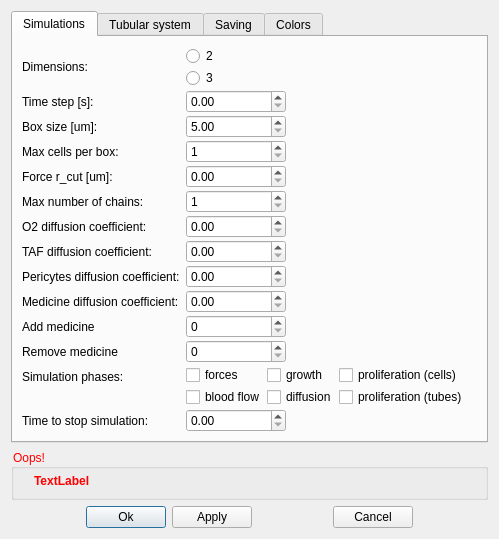
First picture: the form in src/editor/dialogGlobals.ui, repository Barmin93/Motpuca, before the edit.
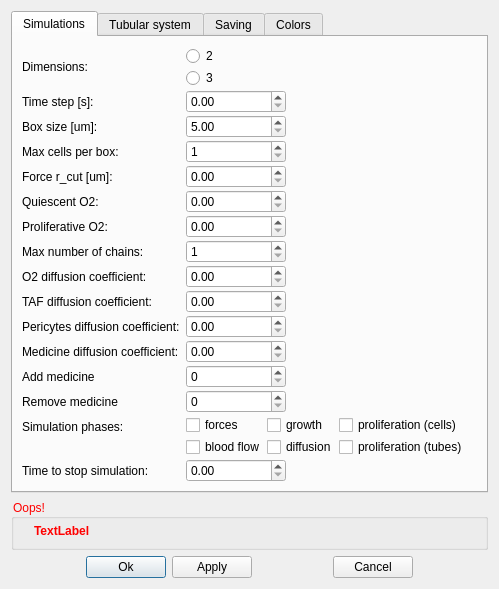
Second picture: the form after the edit.

Commit message: BugFix: Changes in proliferative and quiescent. Removing medicine source from blood vessels. Additions in GUI.

```diff
--- a/src/editor/dialogGlobals.ui
+++ b/src/editor/dialogGlobals.ui
@@ -185,14 +185,14 @@
          </property>
         </widget>
        </item>
-       <item row="5" column="0">
+       <item row="7" column="0">
         <widget class="QLabel" name="label_max_tube_chains">
          <property name="text">
           <string>Max number of chains:</string>
          </property>
         </widget>
        </item>
-       <item row="5" column="1">
+       <item row="7" column="1">
         <widget class="QSpinBox" name="spinBox_max_tube_chains">
          <property name="maximumSize">
           <size>
@@ -208,14 +208,14 @@
          </property>
         </widget>
        </item>
-       <item row="6" column="0">
+       <item row="8" column="0">
         <widget class="QLabel" name="label_diffcoefO2">
          <property name="text">
           <string>O2 diffusion coefficient:</string>
          </property>
         </widget>
        </item>
-       <item row="6" column="1">
+       <item row="8" column="1">
         <widget class="QDoubleSpinBox" name="doubleSpinBox_diffcoefO2">
          <property name="maximumSize">
           <size>
@@ -228,14 +228,14 @@
          </property>
         </widget>
        </item>
-       <item row="7" column="0">
+       <item row="9" column="0">
         <widget class="QLabel" name="label_diffcoefTAF">
          <property name="text">
           <string>TAF diffusion coefficient:</string>
          </property>
         </widget>
        </item>
-       <item row="7" column="1">
+       <item row="9" column="1">
         <widget class="QDoubleSpinBox" name="doubleSpinBox_diffcoefTAF">
          <property name="maximumSize">
           <size>
@@ -248,14 +248,14 @@
          </property>
         </widget>
        </item>
-       <item row="9" column="0">
+       <item row="11" column="0">
         <widget class="QLabel" name="label_diffcoefPeri">
          <property name="text">
           <string>Pericytes diffusion coefficient:</string>
          </property>
         </widget>
        </item>
-       <item row="9" column="1">
+       <item row="11" column="1">
         <widget class="QDoubleSpinBox" name="doubleSpinBox_diffcoefPeri">
          <property name="maximumSize">
           <size>
@@ -268,14 +268,14 @@
          </property>
         </widget>
        </item>
-       <item row="13" column="0">
+       <item row="15" column="0">
         <widget class="QLabel" name="label_simphases">
          <property name="text">
           <string>Simulation phases:</string>
          </property>
         </widget>
        </item>
-       <item row="13" column="1">
+       <item row="15" column="1">
         <widget class="QFrame" name="frame_2">
          <property name="frameShape">
           <enum>QFrame::NoFrame</enum>
@@ -338,14 +338,14 @@
          </layout>
         </widget>
        </item>
-       <item row="14" column="0">
+       <item row="16" column="0">
         <widget class="QLabel" name="label_stop_time">
          <property name="text">
           <string>Time to stop simulation:</string>
          </property>
         </widget>
        </item>
-       <item row="14" column="1">
+       <item row="16" column="1">
         <widget class="QDoubleSpinBox" name="doubleSpinBox_stop_time">
          <property name="maximumSize">
           <size>
@@ -361,14 +361,14 @@
          </property>
         </widget>
        </item>
-       <item row="10" column="0">
+       <item row="12" column="0">
         <widget class="QLabel" name="label_diffcoefMedicine">
          <property name="text">
           <string>Medicine diffusion coefficient:</string>
          </property>
         </widget>
        </item>
-       <item row="10" column="1">
+       <item row="12" column="1">
         <widget class="QDoubleSpinBox" name="doubleSpinBox_diffcoefMedicine">
          <property name="minimumSize">
           <size>
@@ -387,7 +387,7 @@
          </property>
         </widget>
        </item>
-       <item row="12" column="1">
+       <item row="14" column="1">
         <widget class="QDoubleSpinBox" name="doubleSpinBox_remove_medicine">
          <property name="maximumSize">
           <size>
@@ -403,7 +403,7 @@
          </property>
         </widget>
        </item>
-       <item row="11" column="1">
+       <item row="13" column="1">
         <widget class="QDoubleSpinBox" name="doubleSpinBox_add_medicine">
          <property name="maximumSize">
           <size>
@@ -419,20 +419,54 @@
          </property>
         </widget>
        </item>
-       <item row="11" column="0">
+       <item row="13" column="0">
         <widget class="QLabel" name="label_add_medicine">
          <property name="text">
           <string>Add medicine</string>
          </property>
         </widget>
        </item>
-       <item row="12" column="0">
+       <item row="14" column="0">
         <widget class="QLabel" name="label_remove_medicine">
          <property name="text">
           <string>Remove medicine</string>
          </property>
         </widget>
        </item>
+       <item row="5" column="1">
+        <widget class="QDoubleSpinBox" name="doubleSpinBox_quiescent_o2">
+         <property name="maximumSize">
+          <size>
+           <width>100</width>
+           <height>16777215</height>
+          </size>
+         </property>
+        </widget>
+       </item>
+       <item row="6" column="1">
+        <widget class="QDoubleSpinBox" name="doubleSpinBox_proliferative_o2">
+         <property name="maximumSize">
+          <size>
+           <width>100</width>
+           <height>16777215</height>
+          </size>
+         </property>
+        </widget>
+       </item>
+       <item row="5" column="0">
+        <widget class="QLabel" name="label_quiescent_o2">
+         <property name="text">
+          <string>Quiescent O2:</string>
+         </property>
+        </widget>
+       </item>
+       <item row="6" column="0">
+        <widget class="QLabel" name="label_proliferative_o2">
+         <property name="text">
+          <string>Proliferative O2:</string>
+         </property>
+        </widget>
+       </item>
       </layout>
      </widget>
      <widget class="QWidget" name="tab_tubular">
```
The commit also changes 4 other files.
